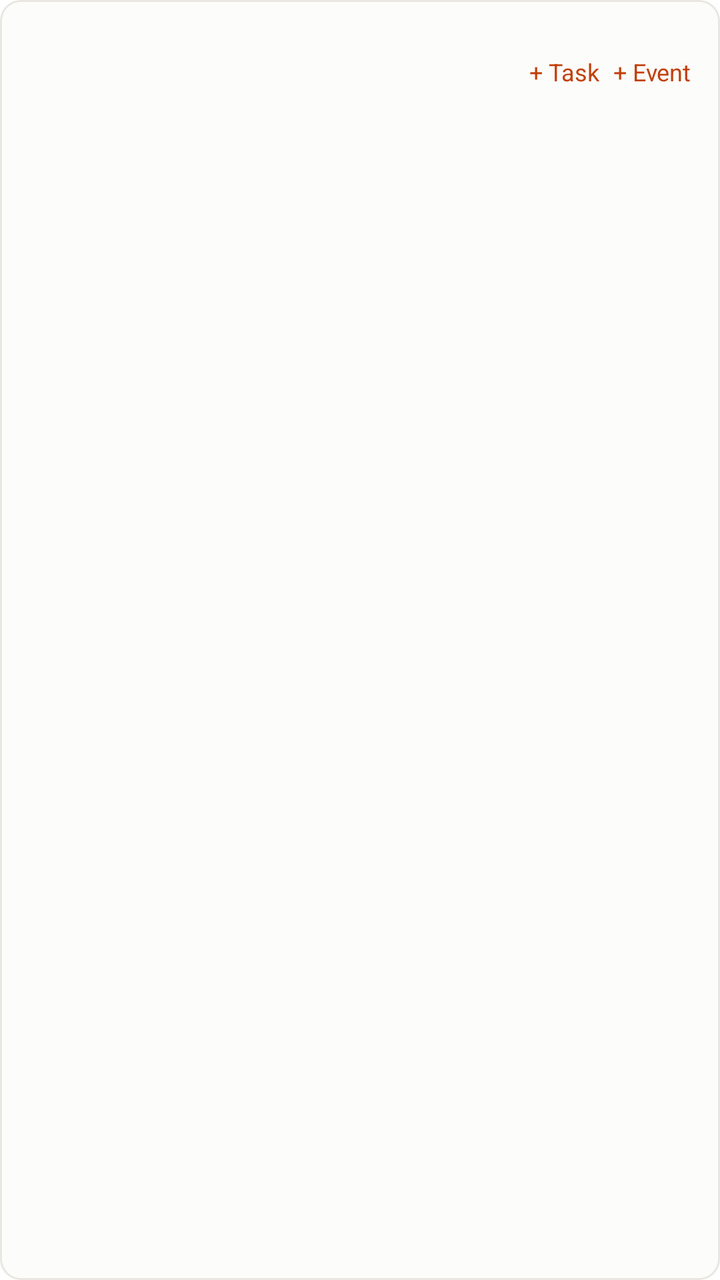
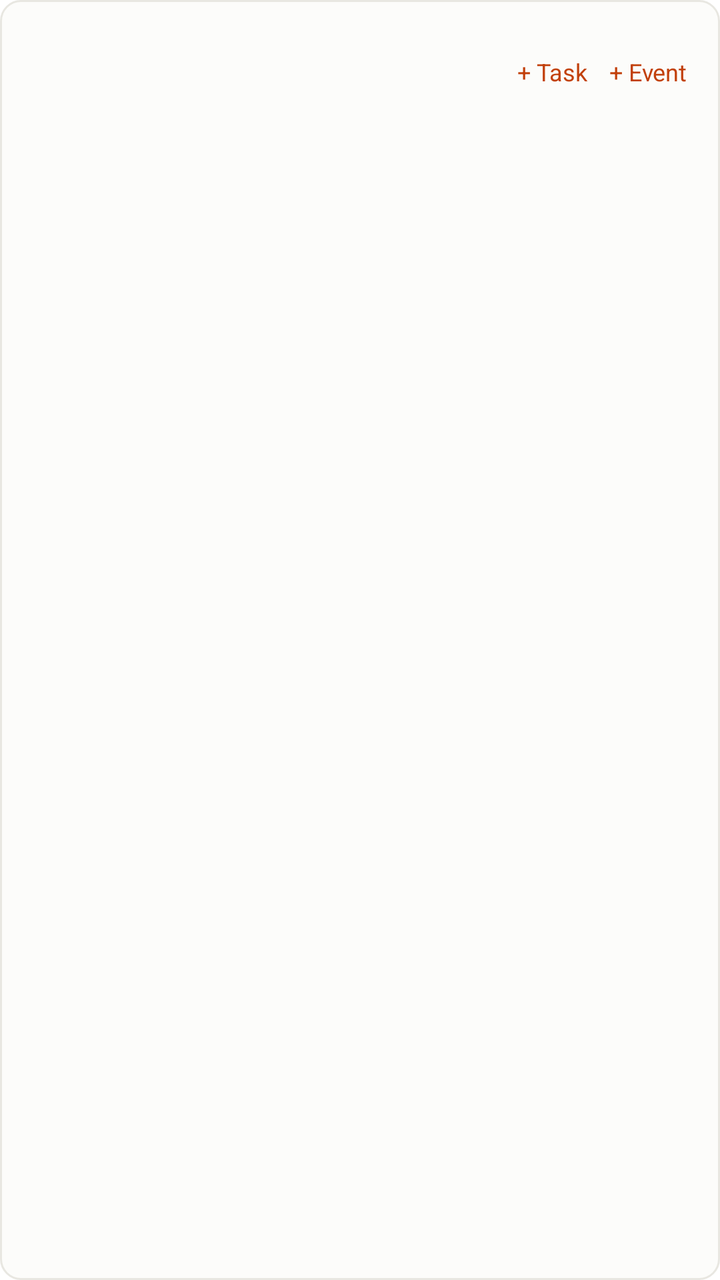

Before-and-after screenshots of an Android layout around one commit, followed by the original layout XML and the change that was made.
<!-- AndroidManifest.xml: fallback theme Theme.MaterialComponents.DayNight.NoActionBar -->
<!-- res/layout/widget_action_large.xml -->
<?xml version="1.0" encoding="utf-8"?>
<LinearLayout xmlns:android="http://schemas.android.com/apk/res/android"
    android:id="@+id/action_root"
    android:layout_width="match_parent"
    android:layout_height="match_parent"
    android:background="@drawable/widget_root_bg"
    android:orientation="vertical"
    android:padding="12dp">

    <LinearLayout
        android:layout_width="match_parent"
        android:layout_height="48dp"
        android:gravity="center_vertical"
        android:orientation="horizontal">

        <TextView
            android:id="@+id/action_date"
            android:layout_width="wrap_content"
            android:layout_height="wrap_content"
            android:ellipsize="end"
            android:fontFamily="sans-serif-medium"
            android:maxLines="1"
            android:maxWidth="78dp"
            android:singleLine="true"
            android:textColor="@color/widget_text_primary"
            android:textSize="24sp" />

        <TextView
            android:id="@+id/action_weekday"
            android:layout_width="0dp"
            android:layout_height="wrap_content"
            android:layout_marginStart="6dp"
            android:layout_weight="1"
            android:ellipsize="end"
            android:maxLines="1"
            android:singleLine="true"
            android:textColor="@color/widget_text_secondary"
            android:textSize="12sp" />

        <TextView
            android:id="@+id/action_overdue_chip"
            android:layout_width="wrap_content"
            android:layout_height="wrap_content"
            android:layout_marginEnd="8dp"
            android:maxLines="1"
            android:textColor="@color/widget_error"
            android:textSize="11sp"
            android:visibility="gone" />

        <TextView
            android:id="@+id/action_add_todo"
            android:layout_width="wrap_content"
            android:layout_height="44dp"
            android:ellipsize="end"
            android:gravity="center"
            android:maxLines="1"
            android:maxWidth="56dp"
            android:minWidth="44dp"
            android:singleLine="true"
            android:text="@string/widget_add_todo"
            android:textColor="@color/widget_accent"
            android:textSize="12sp" />

        <TextView
            android:id="@+id/action_add_event"
            android:layout_width="wrap_content"
            android:layout_height="44dp"
            android:ellipsize="end"
            android:gravity="center"
            android:maxLines="1"
            android:maxWidth="56dp"
            android:minWidth="44dp"
            android:singleLine="true"
            android:text="@string/widget_add_event"
            android:textColor="@color/widget_accent"
            android:textSize="12sp" />
    </LinearLayout>

    <TextView
        android:id="@+id/action_empty"
        android:layout_width="match_parent"
        android:layout_height="wrap_content"
        android:paddingTop="4dp"
        android:textColor="@color/widget_text_secondary"
        android:textSize="13sp"
        android:visibility="gone" />

    <LinearLayout
        android:id="@+id/action_rows"
        android:layout_width="match_parent"
        android:layout_height="0dp"
        android:layout_weight="1"
        android:orientation="vertical" />

    <TextView
        android:id="@+id/action_completed"
        android:layout_width="match_parent"
        android:layout_height="36dp"
        android:gravity="center_vertical"
        android:singleLine="true"
        android:textColor="@color/widget_text_secondary"
        android:textSize="12sp"
        android:visibility="gone" />
</LinearLayout>
<!-- resources referenced by this layout -->
<resources>
  <color name="widget_accent">#C2410C</color>
  <color name="widget_error">#A8481E</color>
  <color name="widget_text_primary">#191A17</color>
  <color name="widget_text_secondary">#3F413A</color>
  <!-- drawable widget_root_bg (drawable) -->
  <?xml version="1.0" encoding="utf-8"?>
  <shape xmlns:android="http://schemas.android.com/apk/res/android"
      android:shape="rectangle">
      <solid android:color="@color/widget_background_light" />
      <corners android:radius="10dp" />
      <stroke
          android:width="1dp"
          android:color="@color/widget_border_light" />
  </shape>
  <string name="widget_add_event">+ Event</string>
  <string name="widget_add_todo">+ Task</string>
  <color name="widget_background_light">#FCFCFA</color>
  <color name="widget_border_light">#E8E7E1</color>
</resources>

<!-- the commit's change to res/layout/widget_action_large.xml (unified diff, before → after) -->
@@ -50,12 +50,12 @@
         <TextView
             android:id="@+id/action_add_todo"
             android:layout_width="wrap_content"
-            android:layout_height="44dp"
+            android:layout_height="48dp"
             android:ellipsize="end"
             android:gravity="center"
             android:maxLines="1"
             android:maxWidth="56dp"
-            android:minWidth="44dp"
+            android:minWidth="48dp"
             android:singleLine="true"
             android:text="@string/widget_add_todo"
             android:textColor="@color/widget_accent"
@@ -64,12 +64,12 @@
         <TextView
             android:id="@+id/action_add_event"
             android:layout_width="wrap_content"
-            android:layout_height="44dp"
+            android:layout_height="48dp"
             android:ellipsize="end"
             android:gravity="center"
             android:maxLines="1"
             android:maxWidth="56dp"
-            android:minWidth="44dp"
+            android:minWidth="48dp"
             android:singleLine="true"
             android:text="@string/widget_add_event"
             android:textColor="@color/widget_accent"
@@ -95,7 +95,7 @@
     <TextView
         android:id="@+id/action_completed"
         android:layout_width="match_parent"
-        android:layout_height="36dp"
+        android:layout_height="48dp"
         android:gravity="center_vertical"
         android:singleLine="true"
         android:textColor="@color/widget_text_secondary"
